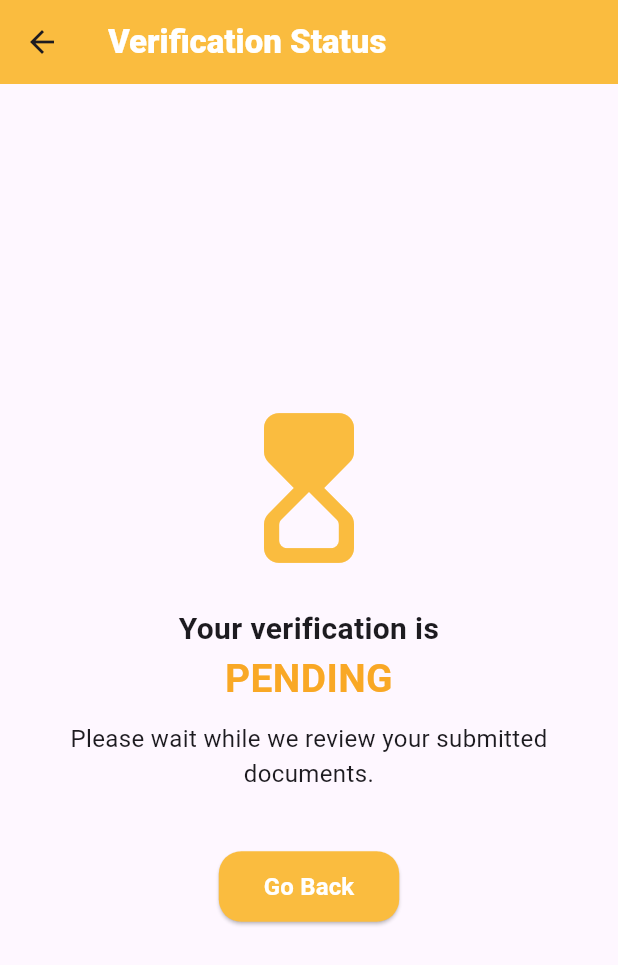
After one commit to TechPyllars2024/AutoCareAutomotive, a Flutter app: the PendingVerificationScreen screen opened directly, on a phone screen of 412 x 824 dp. The commit adds this screen. Shown: the top 965 px of the screen. Run offline on Flutter 3.47's test engine with Material 3 defaults, Android fonts, the phone set to English and light mode, and no system bars; our stand-ins replace carousel_slider, cloud_firestore, curved_navigation_bar, file_picker, firebase_auth, firebase_core and 8 more; missing offline and left inert: flutter_pannable_rating_bar, flutter_pdfview; accounts and stored records are empty.

Commit message:
Verification Status

```diff
--- /dev/null
+++ b/lib/ProfileManagement/screens/getVerified_pending.dart
@@ -0,0 +1,112 @@
+import 'package:autocare_automotiveshops/ProfileManagement/services/get_verified_services.dart';
+import 'package:cloud_firestore/cloud_firestore.dart';
+import 'package:firebase_auth/firebase_auth.dart';
+import 'package:flutter/material.dart';
+
+class PendingVerificationScreen extends StatefulWidget {
+  const PendingVerificationScreen({super.key});
+
+  @override
+  State<PendingVerificationScreen> createState() => _PendingVerificationScreenState();
+}
+
+class _PendingVerificationScreenState extends State<PendingVerificationScreen> {
+late final String status;
+final FirebaseAuth _auth = FirebaseAuth.instance;
+
+
+  Future<void> _fetchStatus() async {
+    final user = _auth.currentUser;
+    final fetchedStatus = await GetVerifiedServices().fetchStatus(user!.uid);
+    setState(() {
+      status = fetchedStatus!;
+    });
+  }
+
+  @override
+  void initState() {
+    super.initState();
+    _fetchStatus();
+  }
+
+  @override
+  Widget build(BuildContext context) {
+    return Scaffold(
+      appBar: AppBar(
+        title: const Text(
+          'Verification Status',
+          style: TextStyle(fontWeight: FontWeight.w900, color: Colors.white),
+        ),
+        backgroundColor: const Color(0xffFABC3F),
+      ),
+      body: Padding(
+        padding: const EdgeInsets.all(16.0),
+        child: Center(
+          child: Column(
+            mainAxisAlignment: MainAxisAlignment.center,
+            children: [
+              // Pending Icon
+              const Icon(
+                Icons.hourglass_top_rounded,  // Use an hourglass or similar icon to represent pending
+                size: 120,
+                color: Color(0xffFABC3F),  // Hex color #FFFE599
+              ),
+              const SizedBox(height: 20),
+
+              // Pending Text
+              const Text(
+                'Your verification is',
+                style: TextStyle(
+                  fontSize: 20,
+                  fontWeight: FontWeight.w600,
+                ),
+                textAlign: TextAlign.center,
+              ),
+              Text(
+                'PENDING',
+                style: TextStyle(
+                  fontSize: 26,
+                  fontWeight: FontWeight.bold,
+                    color: Colors.yellow[800], // Optional: Yellow color to emphasize pending status
+                ),
+                textAlign: TextAlign.center,
+              ),
+              const SizedBox(height: 10),
+
+              // Additional Message
+              const Text(
+                'Please wait while we review your submitted documents.',
+                style: TextStyle(fontSize: 16),
+                textAlign: TextAlign.center,
+              ),
+
+              const SizedBox(height: 40),
+
+              // Button to Go Back
+              ElevatedButton(
+                onPressed: () {
+                  Navigator.pop(context);  // Go back to the previous screen
+                },
+                style: ElevatedButton.styleFrom(
+                  padding: const EdgeInsets.symmetric(vertical: 12, horizontal: 30),
+                  backgroundColor: const Color(0xffFABC3F),  // Button color
+                  shape: RoundedRectangleBorder(
+                    borderRadius: BorderRadius.circular(15),
+                  ),
+                ),
+                child: const Text(
+                  'Go Back',
+                  style: TextStyle(
+                    fontSize: 16,
+                    fontWeight: FontWeight.bold,
+                    color: Colors.white,
+                  ),
+                ),
+              ),
+            ],
+          ),
+        ),
+      ),
+    );
+  }
+}
```
Also changed, not shown: lib/ProfileManagement/screens/automotive_get_verified.dart (+87 -24 lines), lib/ProfileManagement/screens/automotive_verification_status.dart (+95 -28 lines), lib/ProfileManagement/screens/getVerified_rejected.dart (added, +91 -0 lines), lib/ProfileManagement/screens/getVerified_verified.dart (added, +91 -0 lines), lib/ProfileManagement/services/get_verified_services.dart (+25 -1 lines).
